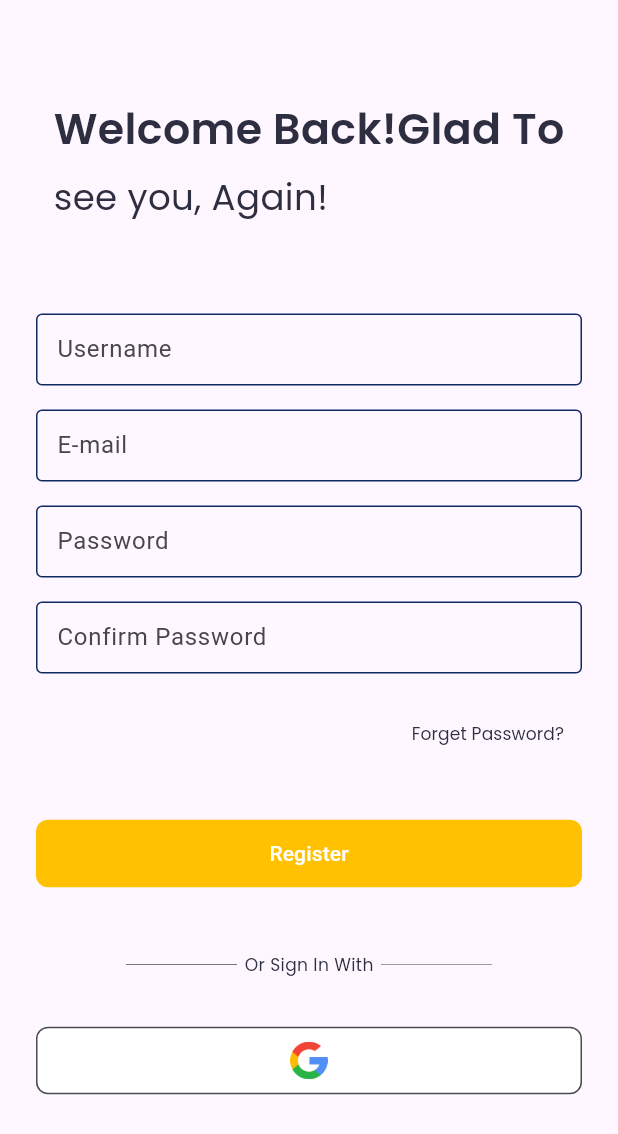
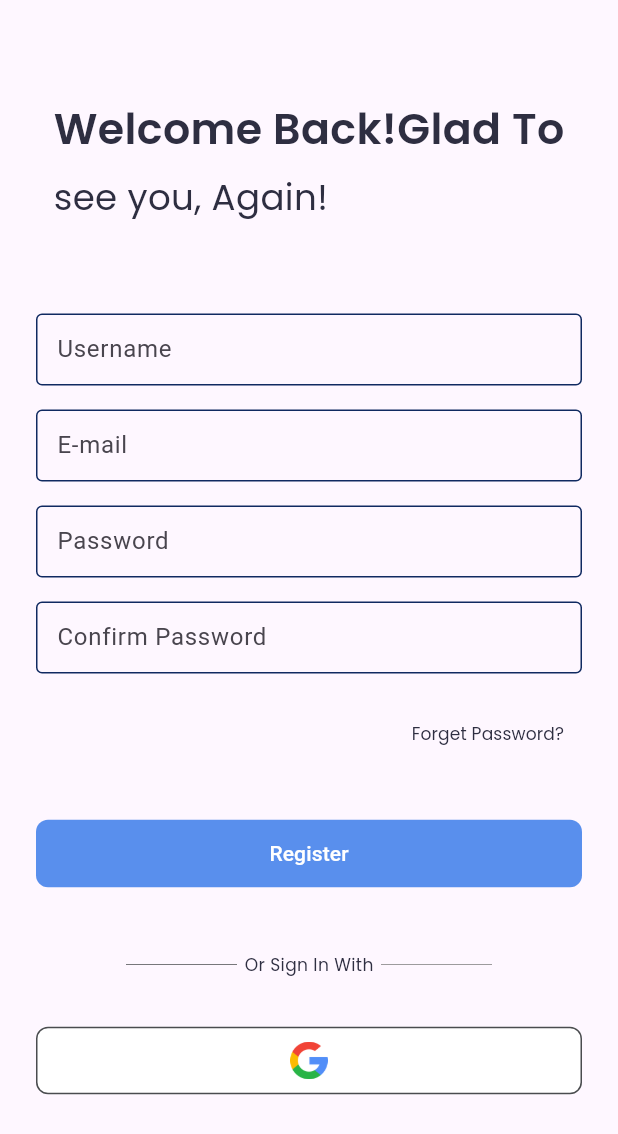
Before and after one commit to Nozel77/e-learning, a Flutter app: the screen it shows after launch, on a phone screen of 412 x 824 dp. Shown: the top 1134 px of the screen. Run offline on Flutter 3.47's test engine with Material 2 defaults, Android fonts, the phone set to English and light mode, and no system bars; our stand-ins replace flutter_svg, get, google_fonts, iconsax.

Commit message:
style: [RS] change button color

```diff
--- a/lib/app/pages/register/Registerpage.dart
+++ b/lib/app/pages/register/Registerpage.dart
@@ -27,7 +27,7 @@ class RegisterPage extends StatelessWidget {
               const SizedBox(
                 height: Tsize.spaceBtwSections,
               ),
-              TSocialButtons()
+              TSocialButtons(),
             ],
           ),
         ),
--- a/lib/components/TRegisterForm.dart
+++ b/lib/components/TRegisterForm.dart
@@ -94,7 +94,7 @@ class TRegisterForm extends StatelessWidget {
                 minWidth: double.infinity,
                 height: 45,
                 onPressed: () {},
-                color: Tcolor.secondaryText,
+                color: Tcolor.button,
                 shape: RoundedRectangleBorder(
                   borderRadius: BorderRadius.circular(8),
                 ),
--- a/lib/helper/Themes.dart
+++ b/lib/helper/Themes.dart
@@ -4,7 +4,7 @@ import "package:google_fonts/google_fonts.dart";
 class Tcolor {
   static const Color background = Colors.white;
   static const Color textColor = Color.fromRGBO(46, 46, 65, 1);
-  static const Color button = Color.fromRGBO(255, 224, 127, 1);
+  static const Color button = Color.fromRGBO(89, 143, 237, 1);
   static const Color secondaryText = Color.fromRGBO(255, 193, 0, 1);
   static const Color grey = Color.fromRGBO(125, 124, 124, 1);
   static const Color darkGrey = Color.fromRGBO(74, 76, 79, 1);
@@ -80,6 +80,7 @@ class TTexts {
   static const String createakun = "Create Account";
   static const String orsignwith = "or sign in with";
   static const String orsignupwith = "or sign up with";
+  static const String haveaccount = "have an account?";
 }
 
 class Tsize {
```
